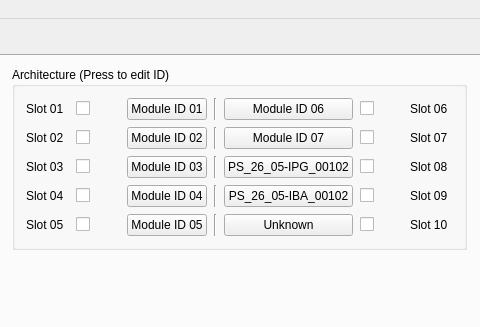
Above: GUI.ui from pisaoutertracker/BurnIn_Controller before the change; both pictures show x 535 to 1015 and y 0 to 327 of the 1125 by 976 pixel window. Below: the same form after it.
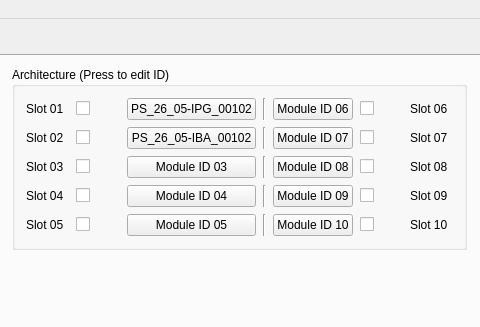
That is the form after the change. Icons and pictures are not drawn. Custom widgets are drawn as their Qt base class.

Commit message: single module teting

The edit to the form file:
```diff
--- a/GUI.ui
+++ b/GUI.ui
@@ -218,7 +218,7 @@
                  <item row="2" column="3">
                   <widget class="QPushButton" name="BI_Mod1ID_btn">
                    <property name="text">
-                    <string>Module ID 02</string>
+                    <string>PS_26_05-IBA_00102</string>
                    </property>
                   </widget>
                  </item>
@@ -239,7 +239,7 @@
                  <item row="1" column="3">
                   <widget class="QPushButton" name="BI_Mod0ID_btn">
                    <property name="text">
-                    <string>Module ID 01</string>
+                    <string>PS_26_05-IPG_00102</string>
                    </property>
                   </widget>
                  </item>
@@ -253,14 +253,14 @@
                  <item row="7" column="5">
                   <widget class="QPushButton" name="BI_Mod9ID_btn">
                    <property name="text">
-                    <string>Unknown</string>
+                    <string>Module ID 10</string>
                    </property>
                   </widget>
                  </item>
                  <item row="5" column="5">
                   <widget class="QPushButton" name="BI_Mod8ID_btn">
                    <property name="text">
-                    <string>PS_26_05-IBA_00102</string>
+                    <string>Module ID 09</string>
                    </property>
                   </widget>
                  </item>
@@ -281,7 +281,7 @@
                  <item row="3" column="5">
                   <widget class="QPushButton" name="BI_Mod7ID_btn">
                    <property name="text">
-                    <string>PS_26_05-IPG_00102</string>
+                    <string>Module ID 08</string>
                    </property>
                   </widget>
                  </item>
```
The commit also changes 2 other files.
